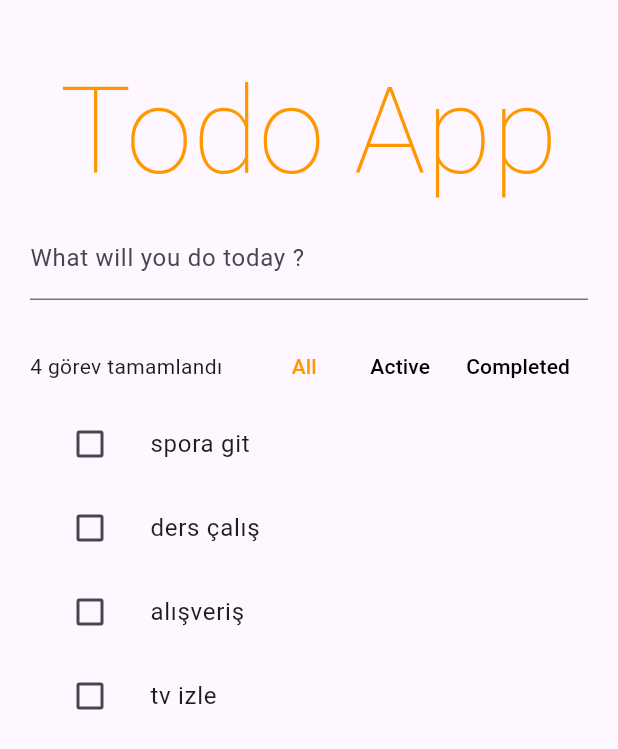
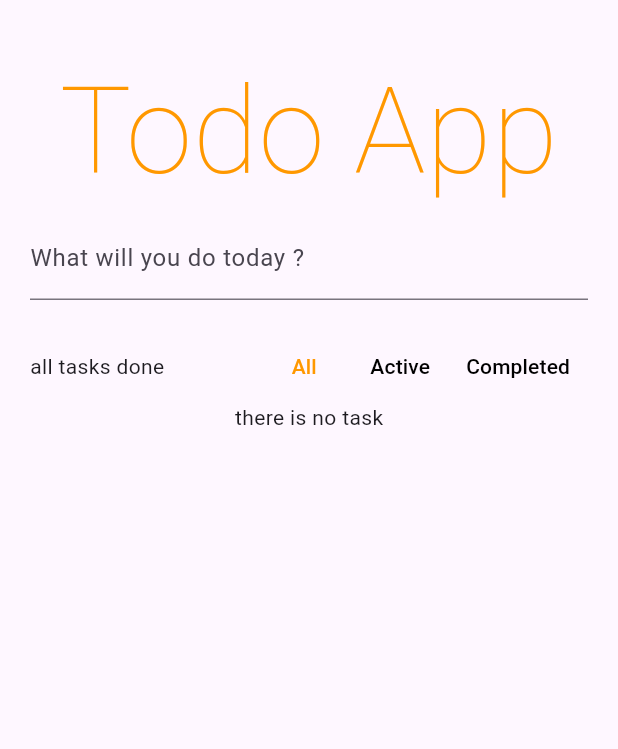
Before and after one commit to suleymanharbelioglu/To-Do-riverpod-used-, a Flutter app: the screen it shows after launch, on a phone screen of 412 x 824 dp. Shown: the top 749 px of the screen. Run offline on Flutter 3.47's test engine with Material 3 defaults, Android fonts, the phone set to English and light mode, and no system bars; our stand-ins replace flutter_riverpod.

```diff
--- a/lib/providers/all_providers.dart
+++ b/lib/providers/all_providers.dart
@@ -15,10 +15,10 @@ final todoListProvider =
     StateNotifierProvider<TodoListManager, List<TodoModel>>(
   (ref) {
     return TodoListManager([
-      TodoModel(id: const Uuid().v4(), description: "spora git"),
-      TodoModel(id: const Uuid().v4(), description: "ders çalış"),
-      TodoModel(id: const Uuid().v4(), description: "alışveriş"),
-      TodoModel(id: const Uuid().v4(), description: "tv izle"),
+      // TodoModel(id: const Uuid().v4(), description: "spora git"),
+      // TodoModel(id: const Uuid().v4(), description: "ders çalış"),
+      // TodoModel(id: const Uuid().v4(), description: "alışveriş"),
+      // TodoModel(id: const Uuid().v4(), description: "tv izle"),
     ]);
   },
 );
--- a/lib/todo_app.dart
+++ b/lib/todo_app.dart
@@ -23,6 +23,7 @@ class TodoApp extends ConsumerWidget {
             ),
             onSubmitted: (newTodo) {
               ref.read(todoListProvider.notifier).addTodo(newTodo);
+              newTodoController.clear();
             },
           ),
           SizedBox(height: 20),
--- a/lib/widgets/toolbar_widget.dart
+++ b/lib/widgets/toolbar_widget.dart
@@ -20,8 +20,8 @@ class ToolbarWidget extends ConsumerWidget {
         Expanded(
           child: Text(
             onCompletedTodoCount == 0
-                ? "Tüm görevler ok"
-                : onCompletedTodoCount.toString() + " görev tamamlandı",
+                ? "all tasks done"
+                : onCompletedTodoCount.toString() + " task to do",
             overflow: TextOverflow.ellipsis,
           ),
         ),
```
